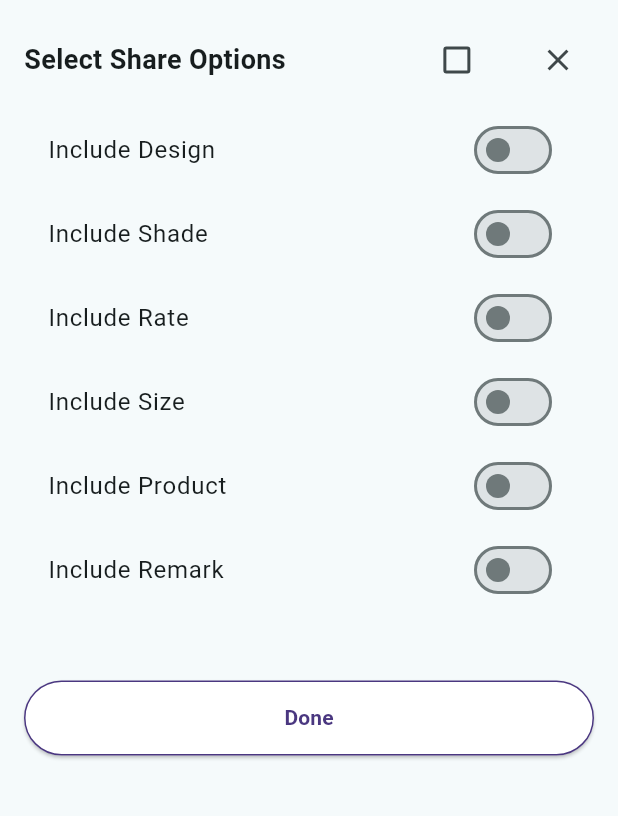
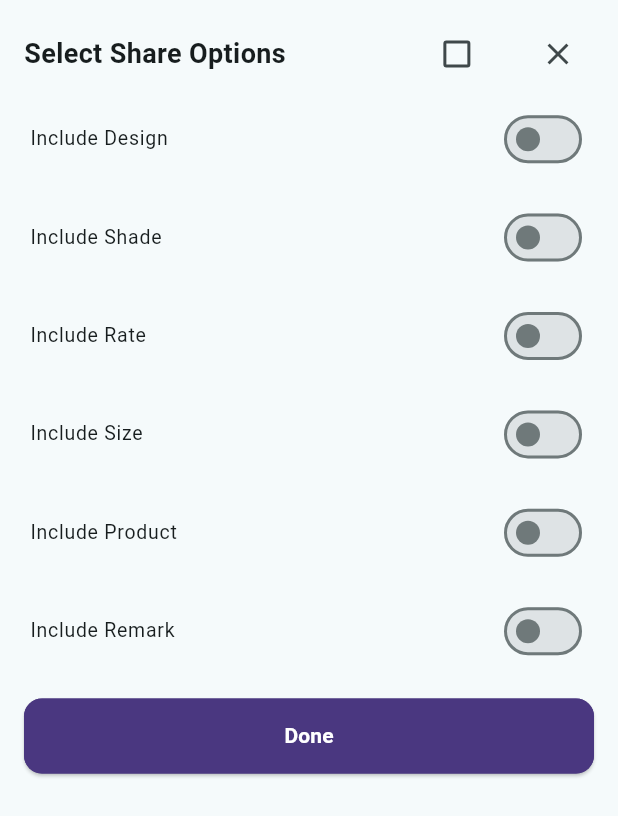
Before and after one commit to VRSSoftware/Flutter-VRS-ERP-Figma, a Flutter app: the ToggleOptionsScreen widget shown alone on an empty page, opened directly, on a phone screen of 412 x 824 dp. Shown: the top 816 px of the screen. Run offline on Flutter 3.47's test engine with Material 3 defaults, Android fonts, the phone set to English and light mode, and no system bars; our stand-ins replace auto_size_text, carousel_slider, device_info_plus, dropdown_search, share_plus, shared_preferences; missing offline and left inert: mobile_scanner; accounts and stored records are empty; network calls fail.

Commit message:
toggle option.dart

```diff
--- a/lib/catalog/toggle_option_screen.dart
+++ b/lib/catalog/toggle_option_screen.dart
@@ -40,11 +40,13 @@ class _ToggleOptionsScreenState extends State<ToggleOptionsScreen> {
   Widget build(BuildContext context) {
     return SafeArea(
       child: Container(
-        padding: const EdgeInsets.all(16),
+        padding: const EdgeInsets.symmetric(horizontal: 16, vertical: 12),
         constraints: BoxConstraints(
           maxHeight: MediaQuery.of(context).size.height * 0.65,
         ),
         child: Column(
+                    mainAxisSize: MainAxisSize.min,
+
           children: [
             // Header with Select All checkbox and close button
     Row(
@@ -71,63 +73,43 @@ class _ToggleOptionsScreenState extends State<ToggleOptionsScreen> {
   ],
 ),
 
-            const SizedBox(height: 8),
+
 
    Expanded(
-              child: SingleChildScrollView(
               child: Column(
+                mainAxisAlignment: MainAxisAlignment.spaceAround,
                 children: [
-                    SwitchListTile(
-                      title: const Text('Include Design'),
-                      value: includeDesign,
-                      onChanged: (value) =>
-                          setState(() => includeDesign = value),
-                      activeColor: AppColors.primaryColor,
+                  Flexible(
+                    child: _buildCompactSwitchTile('Include Design', includeDesign,
+                        (v) => setState(() => includeDesign = v)),
                   ),
-                    SwitchListTile(
-                      title: const Text('Include Shade'),
-                      value: includeShade,
-                      onChanged: (value) =>
-                          setState(() => includeShade = value),
-                      activeColor: AppColors.primaryColor,
+                  Flexible(
+                    child: _buildCompactSwitchTile('Include Shade', includeShade,
+                        (v) => setState(() => includeShade = v)),
                   ),
-                    SwitchListTile(
-                      title: const Text('Include Rate'),
-                      value: includeRate,
-                      onChanged: (value) =>
-                          setState(() => includeRate = value),
-                      activeColor: AppColors.primaryColor,
+                  Flexible(
+                    child: _buildCompactSwitchTile('Include Rate', includeRate,
+                        (v) => setState(() => includeRate = v)),
                   ),
-                    SwitchListTile(
-                      title: const Text('Include Size'),
-                      value: includeSize,
-                      onChanged: (value) =>
-                          setState(() => includeSize = value),
-                      activeColor: AppColors.primaryColor,
+                  Flexible(
+                    child: _buildCompactSwitchTile('Include Size', includeSize,
+                        (v) => setState(() => includeSize = v)),
                   ),
-                    SwitchListTile(
-                      title: const Text('Include Product'),
-                      value: includeProduct,
-                      onChanged: (value) =>
-                          setState(() => includeProduct = value),
-                      activeColor: AppColors.primaryColor,
+                  Flexible(
+                    child: _buildCompactSwitchTile('Include Product', includeProduct,
+                        (v) => setState(() => includeProduct = v)),
                   ),
-                    SwitchListTile(
-                      title: const Text('Include Remark'),
-                      value: includeRemark,
-                      onChanged: (value) =>
-                          setState(() => includeRemark = value),
-                      activeColor: AppColors.primaryColor,
+                  Flexible(
+                    child: _buildCompactSwitchTile('Include Remark', includeRemark,
+                        (v) => setState(() => includeRemark = v)),
                   ),
                 ],
-                ),
-
               ),
             ),
 
             // Done button
 Container(
-              padding: const EdgeInsets.only(bottom: 16),
+              padding: const EdgeInsets.only(top: 12, bottom: 8),
   child: ElevatedButton(
     onPressed: () {
       Navigator.pop(context, {
@@ -142,20 +124,35 @@ class _ToggleOptionsScreenState extends State<ToggleOptionsScreen> {
     child: Text(
       'Done',
       style: TextStyle(
-                    color: AppColors.primaryColor,
+        color: Colors.white,
         fontWeight: FontWeight.bold,
       ),
     ),
     style: ElevatedButton.styleFrom(
       minimumSize: const Size(double.infinity, 50),
-                  backgroundColor: Colors.white,
+      backgroundColor:AppColors.primaryColor ,
       side: BorderSide(color: AppColors.primaryColor),
+      shape: RoundedRectangleBorder( // 👈 Add this for rounded corners
+        borderRadius: BorderRadius.circular(12),
       ),
     ),
   ),
+),
+
           ],
         ),
       ),
     );
   }
 }
+
+  Widget _buildCompactSwitchTile(String title, bool value, Function(bool) onChanged) {
+    return SwitchListTile(
+      title: Text(title),
+      value: value,
+      onChanged: onChanged,
+      dense: true,
+      contentPadding: const EdgeInsets.symmetric(horizontal: 4),
+      activeColor: AppColors.primaryColor,
+    );
+  }
```
Lines whose indentation alone changed are shown as unchanged.
